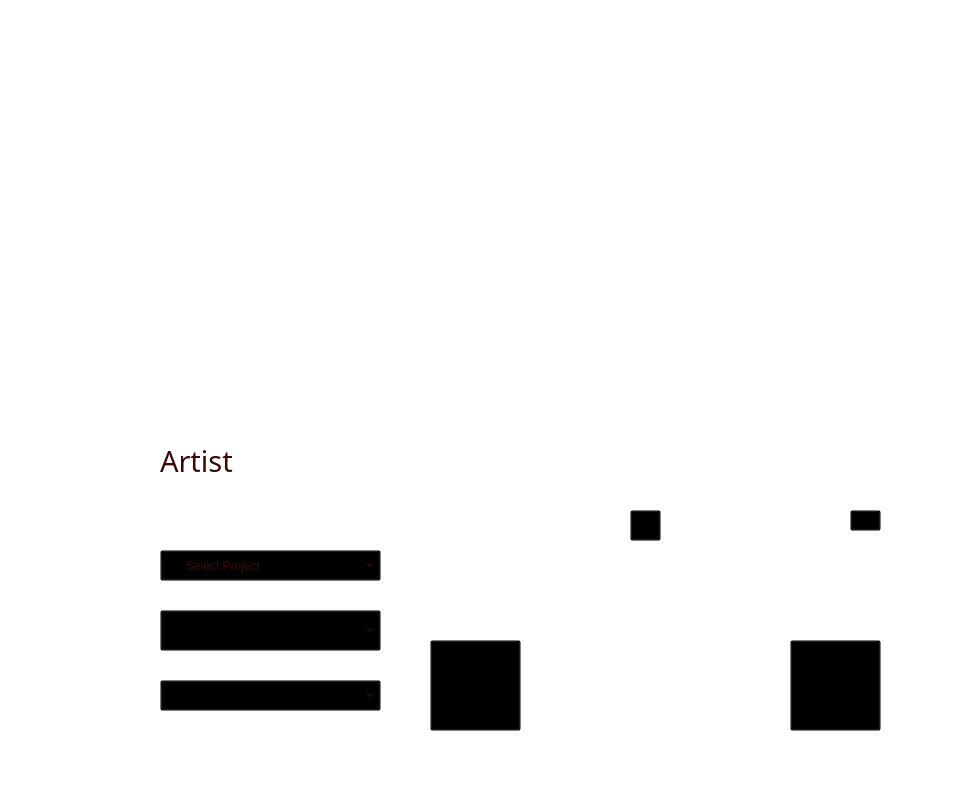
First picture: the form in Python/Utilities/time_lord/ui/time_lord_clock.ui, repository SleepDeprivedVFX/t_sheets_listener, before the edit.
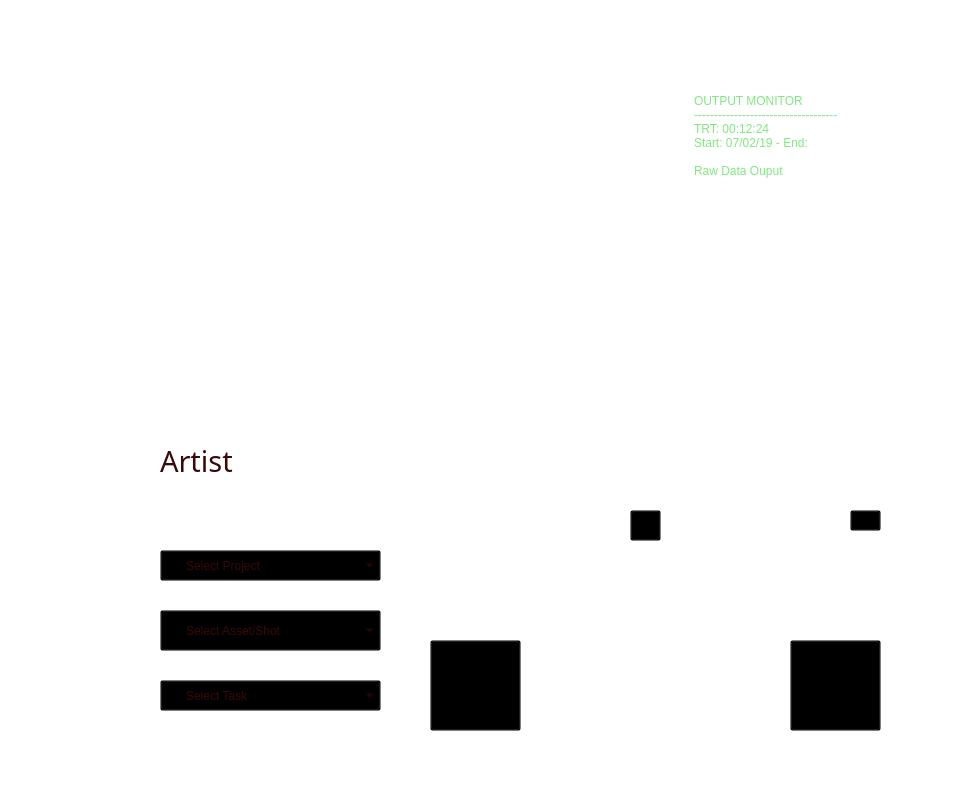
Second picture: the form after the edit. Icons and pictures are not drawn.

Commit message: I have more of the UI done, some of the time stuff figured out.  Basically, too many unfinished changes to make note of.  WIP.

The edit to the form file:
```diff
--- a/Python/Utilities/time_lord/ui/time_lord_clock.ui
+++ b/Python/Utilities/time_lord/ui/time_lord_clock.ui
@@ -87,6 +87,11 @@
 font: 16pt &quot;Calisto MT&quot;;
 color: rgb(56, 9, 8);</string>
     </property>
+    <item>
+     <property name="text">
+      <string>Select Asset/Shot</string>
+     </property>
+    </item>
    </widget>
    <widget class="QComboBox" name="task_name">
     <property name="geometry">
@@ -107,6 +112,11 @@
 font: 16pt &quot;Calisto MT&quot;;
 color: rgb(56, 9, 8);</string>
     </property>
+    <item>
+     <property name="text">
+      <string>Select Task</string>
+     </property>
+    </item>
    </widget>
    <widget class="QPushButton" name="clock_button">
     <property name="geometry">
@@ -193,7 +203,9 @@
      <string notr="true">background-image: url(:/backgrounds/elements/output_monitor_top.png);
 border-color: rgba(255, 255, 255, 0);
 background-repeat: none;
-background-color: rgba(0, 0, 0, 0);</string>
+background-color: rgba(0, 0, 0, 0);
+font: 75 7pt &quot;MS UI Gothic&quot;;
+color: rgb(130, 231, 130);</string>
     </property>
     <property name="frameShape">
      <enum>QFrame::NoFrame</enum>
@@ -201,6 +213,28 @@
     <property name="frameShadow">
      <enum>QFrame::Plain</enum>
     </property>
+    <property name="lineWidth">
+     <number>1</number>
+    </property>
+    <property name="midLineWidth">
+     <number>0</number>
+    </property>
+    <property name="verticalScrollBarPolicy">
+     <enum>Qt::ScrollBarAlwaysOff</enum>
+    </property>
+    <property name="horizontalScrollBarPolicy">
+     <enum>Qt::ScrollBarAlwaysOff</enum>
+    </property>
+    <property name="plainText">
+     <string>OUTPUT MONITOR
+------------------------------------
+TRT: 00:12:24
+Start: 07/02/19 - End:
+USER CLOCKED IN</string>
+    </property>
+    <property name="backgroundVisible">
+     <bool>false</bool>
+    </property>
    </widget>
    <widget class="QGraphicsView" name="run_hour_ten">
     <property name="geometry">
@@ -718,27 +752,6 @@
      <enum>QFrame::Plain</enum>
     </property>
    </widget>
-   <widget class="QGraphicsView" name="lower_output">
-    <property name="geometry">
-     <rect>
-      <x>690</x>
-      <y>160</y>
-      <width>211</width>
-      <height>181</height>
-     </rect>
-    </property>
-    <property name="styleSheet">
-     <string notr="true">background-image: url(:/backgrounds/elements/output_monitor_bottom.png);
-background-repeat: none;
-background-color: rgba(0, 0, 0, 0);</string>
-    </property>
-    <property name="frameShape">
-     <enum>QFrame::NoFrame</enum>
-    </property>
-    <property name="frameShadow">
-     <enum>QFrame::Plain</enum>
-    </property>
-   </widget>
    <widget class="QGraphicsView" name="red_light">
     <property name="geometry">
      <rect>
@@ -877,6 +890,47 @@
      <string/>
     </property>
    </widget>
+   <widget class="QPlainTextEdit" name="lower_output">
+    <property name="geometry">
+     <rect>
+      <x>690</x>
+      <y>160</y>
+      <width>201</width>
+      <height>161</height>
+     </rect>
+    </property>
+    <property name="styleSheet">
+     <string notr="true">
+QPlainTextEdit{
+background-image: url(:/backgrounds/elements/output_monitor_bottom.png);
+background-repeat: none;
+border-color: rgba(255, 255, 255, 0);
+background-color: rgba(0, 0, 0, 0);
+font: 75 8pt &quot;MS UI Gothic&quot;;
+color: rgb(130, 231, 130);
+opacity: .5;
+}
+</string>
+    </property>
+    <property name="frameShape">
+     <enum>QFrame::NoFrame</enum>
+    </property>
+    <property name="frameShadow">
+     <enum>QFrame::Plain</enum>
+    </property>
+    <property name="verticalScrollBarPolicy">
+     <enum>Qt::ScrollBarAlwaysOff</enum>
+    </property>
+    <property name="horizontalScrollBarPolicy">
+     <enum>Qt::ScrollBarAlwaysOff</enum>
+    </property>
+    <property name="documentTitle">
+     <string/>
+    </property>
+    <property name="plainText">
+     <string>Raw Data Ouput</string>
+    </property>
+   </widget>
    <zorder>project_dropdown</zorder>
    <zorder>asset_shot_progress</zorder>
    <zorder>task_name</zorder>
```
Left out of the diff: 22 changed lines with no effect on the pictures. The commit also changes 6 other files.
